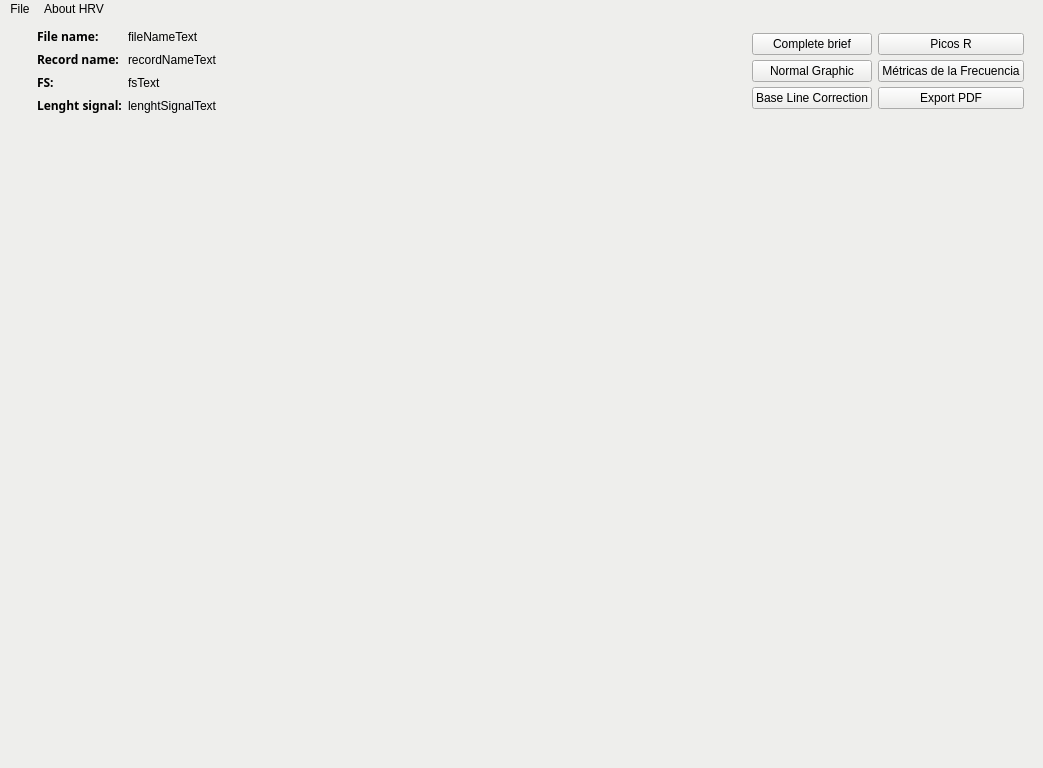
This is interfaz.ui in LicethYaneth/HRV-QT as Qt 5 draws it before an edit. The edited form follows.
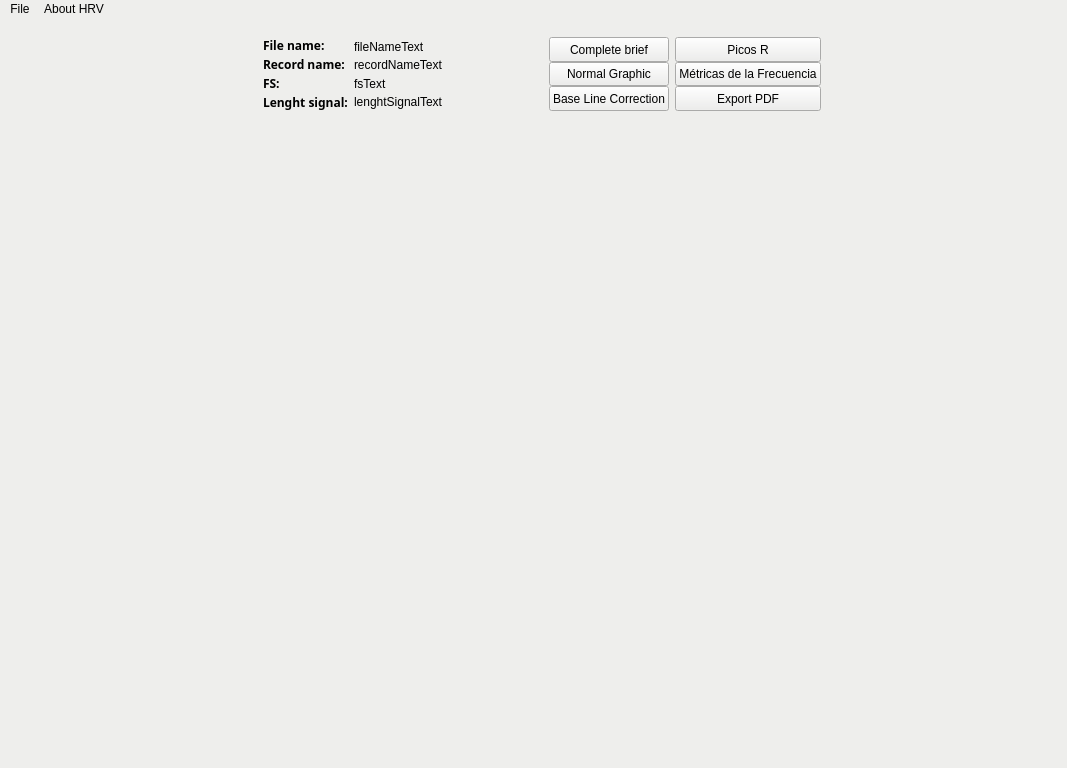
This is the edited form. Icons and pictures are not drawn.

Commit message: add widgets, again

```diff
--- a/interfaz.ui
+++ b/interfaz.ui
@@ -6,7 +6,7 @@
    <rect>
     <x>0</x>
     <y>0</y>
-    <width>1043</width>
+    <width>1067</width>
     <height>768</height>
    </rect>
   </property>
@@ -15,7 +15,7 @@
   </property>
   <property name="windowIcon">
    <iconset>
-    <normaloff>favicon.svg</normaloff>favicon.svg</iconset>
+    <normaloff>../.designer/backup/favicon.svg</normaloff>../.designer/backup/favicon.svg</iconset>
   </property>
   <property name="styleSheet">
    <string notr="true">background-color: rgb(238, 238, 236);</string>
@@ -40,10 +40,49 @@
     <bool>false</bool>
    </property>
    <layout class="QGridLayout" name="gridLayout">
+    <item row="1" column="0">
+     <layout class="QVBoxLayout" name="ventanaGraficas">
+      <property name="spacing">
+       <number>5</number>
+      </property>
+      <property name="sizeConstraint">
+       <enum>QLayout::SetMaximumSize</enum>
+      </property>
+      <property name="leftMargin">
+       <number>10</number>
+      </property>
+      <property name="rightMargin">
+       <number>10</number>
+      </property>
+      <item>
+       <widget class="QWidget" name="widgetBig" native="true"/>
+      </item>
+      <item>
+       <widget class="QWidget" name="widgetSmall" native="true">
+        <property name="maximumSize">
+         <size>
+          <width>16777215</width>
+          <height>200</height>
+         </size>
+        </property>
+       </widget>
+      </item>
+     </layout>
+    </item>
     <item row="0" column="0">
+     <widget class="QFrame" name="menuBar_2">
+      <property name="maximumSize">
+       <size>
+        <width>16777215</width>
+        <height>110</height>
+       </size>
+      </property>
+      <property name="styleSheet">
+       <string notr="true"/>
+      </property>
      <layout class="QHBoxLayout" name="menuBar">
       <property name="sizeConstraint">
-       <enum>QLayout::SetMinimumSize</enum>
+        <enum>QLayout::SetFixedSize</enum>
       </property>
       <property name="leftMargin">
        <number>10</number>
@@ -55,17 +94,20 @@
        <widget class="QLabel" name="logo">
         <property name="maximumSize">
          <size>
-          <width>150</width>
-          <height>150</height>
+           <width>120</width>
+           <height>80</height>
          </size>
         </property>
         <property name="pixmap">
-         <pixmap>logo.svg</pixmap>
+          <pixmap>../.designer/backup/logo.svg</pixmap>
         </property>
        </widget>
       </item>
       <item>
        <layout class="QVBoxLayout" name="fileLabel">
+         <property name="spacing">
+          <number>2</number>
+         </property>
         <property name="sizeConstraint">
          <enum>QLayout::SetMinimumSize</enum>
         </property>
@@ -77,7 +119,7 @@
           <property name="maximumSize">
            <size>
             <width>100</width>
-            <height>16777215</height>
+             <height>30</height>
            </size>
           </property>
           <property name="font">
@@ -97,7 +139,7 @@
           <property name="maximumSize">
            <size>
             <width>100</width>
-            <height>16777215</height>
+             <height>30</height>
            </size>
           </property>
           <property name="font">
@@ -117,7 +159,7 @@
           <property name="maximumSize">
            <size>
             <width>100</width>
-            <height>16777215</height>
+             <height>30</height>
            </size>
           </property>
           <property name="font">
@@ -137,7 +179,7 @@
           <property name="maximumSize">
            <size>
             <width>100</width>
-            <height>16777215</height>
+             <height>30</height>
            </size>
           </property>
           <property name="font">
@@ -156,8 +198,23 @@
       </item>
       <item>
        <layout class="QVBoxLayout" name="fileNameTextGroup">
+         <property name="spacing">
+          <number>0</number>
+         </property>
         <item>
          <widget class="QLabel" name="fileNameText">
+           <property name="sizePolicy">
+            <sizepolicy hsizetype="Preferred" vsizetype="Fixed">
+             <horstretch>0</horstretch>
+             <verstretch>0</verstretch>
+            </sizepolicy>
+           </property>
+           <property name="maximumSize">
+            <size>
+             <width>16777215</width>
+             <height>30</height>
+            </size>
+           </property>
           <property name="text">
            <string>fileNameText</string>
           </property>
@@ -165,6 +222,18 @@
         </item>
         <item>
          <widget class="QLabel" name="recordNameText">
+           <property name="sizePolicy">
+            <sizepolicy hsizetype="Preferred" vsizetype="Fixed">
+             <horstretch>0</horstretch>
+             <verstretch>0</verstretch>
+            </sizepolicy>
+           </property>
+           <property name="maximumSize">
+            <size>
+             <width>16777215</width>
+             <height>30</height>
+            </size>
+           </property>
           <property name="text">
            <string>recordNameText</string>
           </property>
@@ -172,6 +241,18 @@
         </item>
         <item>
          <widget class="QLabel" name="fsText">
+           <property name="sizePolicy">
+            <sizepolicy hsizetype="Preferred" vsizetype="Fixed">
+             <horstretch>0</horstretch>
+             <verstretch>0</verstretch>
+            </sizepolicy>
+           </property>
+           <property name="maximumSize">
+            <size>
+             <width>16777215</width>
+             <height>30</height>
+            </size>
+           </property>
           <property name="text">
            <string>fsText</string>
           </property>
@@ -179,6 +260,18 @@
         </item>
         <item>
          <widget class="QLabel" name="lenghtSignalText">
+           <property name="sizePolicy">
+            <sizepolicy hsizetype="Preferred" vsizetype="Fixed">
+             <horstretch>0</horstretch>
+             <verstretch>0</verstretch>
+            </sizepolicy>
+           </property>
+           <property name="maximumSize">
+            <size>
+             <width>16777215</width>
+             <height>30</height>
+            </size>
+           </property>
           <property name="text">
            <string>lenghtSignalText</string>
           </property>
@@ -209,6 +302,12 @@
         </property>
         <item>
          <widget class="QPushButton" name="completeBrief">
+           <property name="maximumSize">
+            <size>
+             <width>16777215</width>
+             <height>30</height>
+            </size>
+           </property>
           <property name="cursor">
            <cursorShape>PointingHandCursor</cursorShape>
           </property>
@@ -219,6 +318,12 @@
         </item>
         <item>
          <widget class="QPushButton" name="normalGraphic">
+           <property name="maximumSize">
+            <size>
+             <width>16777215</width>
+             <height>30</height>
+            </size>
+           </property>
           <property name="cursor">
            <cursorShape>PointingHandCursor</cursorShape>
           </property>
@@ -229,6 +334,18 @@
         </item>
         <item>
          <widget class="QPushButton" name="baseLineCorrection">
+           <property name="sizePolicy">
+            <sizepolicy hsizetype="Minimum" vsizetype="Preferred">
+             <horstretch>0</horstretch>
+             <verstretch>0</verstretch>
+            </sizepolicy>
+           </property>
+           <property name="maximumSize">
+            <size>
+             <width>16777215</width>
+             <height>30</height>
+            </size>
+           </property>
           <property name="cursor">
            <cursorShape>PointingHandCursor</cursorShape>
           </property>
@@ -249,6 +366,12 @@
         </property>
         <item>
          <widget class="QPushButton" name="rDots">
+           <property name="maximumSize">
+            <size>
+             <width>16777215</width>
+             <height>30</height>
+            </size>
+           </property>
           <property name="cursor">
            <cursorShape>PointingHandCursor</cursorShape>
           </property>
@@ -259,6 +382,12 @@
         </item>
         <item>
          <widget class="QPushButton" name="frequencyMetrics">
+           <property name="maximumSize">
+            <size>
+             <width>16777215</width>
+             <height>30</height>
+            </size>
+           </property>
           <property name="cursor">
            <cursorShape>PointingHandCursor</cursorShape>
           </property>
@@ -269,6 +398,12 @@
         </item>
         <item>
          <widget class="QPushButton" name="pdfExport">
+           <property name="maximumSize">
+            <size>
+             <width>16777215</width>
+             <height>30</height>
+            </size>
+           </property>
           <property name="cursor">
            <cursorShape>PointingHandCursor</cursorShape>
           </property>
@@ -280,54 +415,7 @@
        </layout>
       </item>
      </layout>
-    </item>
-    <item row="1" column="0">
-     <layout class="QVBoxLayout" name="ventanaGraficas">
-      <property name="spacing">
-       <number>5</number>
-      </property>
-      <property name="sizeConstraint">
-       <enum>QLayout::SetMaximumSize</enum>
-      </property>
-      <property name="leftMargin">
-       <number>10</number>
-      </property>
-      <property name="rightMargin">
-       <number>10</number>
-      </property>
-      <item>
-       <widget class="QWidget" name="graficaGrande" native="true">
-        <property name="sizePolicy">
-         <sizepolicy hsizetype="Preferred" vsizetype="Expanding">
-          <horstretch>0</horstretch>
-          <verstretch>0</verstretch>
-         </sizepolicy>
-        </property>
-       </widget>
-      </item>
-      <item>
-       <widget class="QWidget" name="graficaPequena" native="true">
-        <property name="sizePolicy">
-         <sizepolicy hsizetype="Expanding" vsizetype="Fixed">
-          <horstretch>0</horstretch>
-          <verstretch>0</verstretch>
-         </sizepolicy>
-        </property>
-        <property name="minimumSize">
-         <size>
-          <width>0</width>
-          <height>200</height>
-         </size>
-        </property>
-        <property name="maximumSize">
-         <size>
-          <width>16777215</width>
-          <height>300</height>
-         </size>
-        </property>
-       </widget>
-      </item>
-     </layout>
+     </widget>
     </item>
    </layout>
   </widget>
@@ -336,7 +424,7 @@
     <rect>
      <x>0</x>
      <y>0</y>
-     <width>1043</width>
+     <width>1067</width>
      <height>22</height>
     </rect>
    </property>
```
Lines whose indentation alone changed are shown as unchanged. The commit also changes 1 other file.
